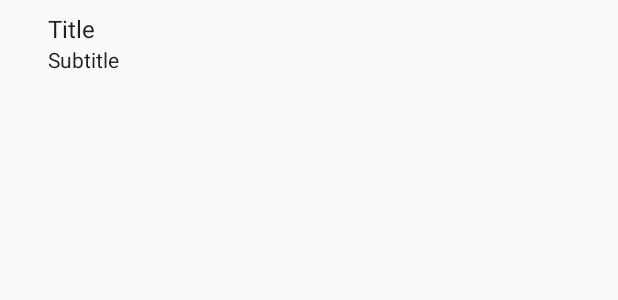
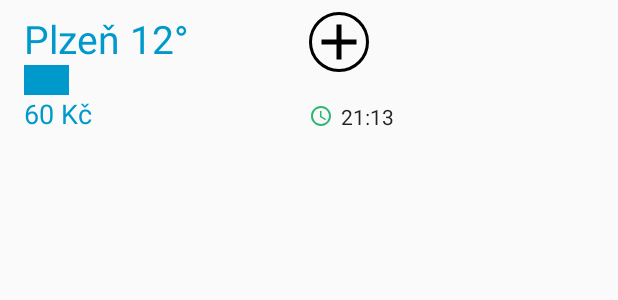
Before and after one commit to Frantasad/AlcoCnt, an Android app: the layout drinks_list_item.xml on its own in the app's theme, with its tools: preview values and no code run, on a phone screen of 412 x 824 dp. Shown: the top 300 px of the screen. Run offline under Robolectric (Android 15) with nearby library versions, the phone set to English and light mode, and no system bars.

Commit message:
added drink_list_item

```diff
--- a/app/src/main/res/drawable/drink_count_button.xml
+++ b/app/src/main/res/drawable/drink_count_button.xml
@@ -1,4 +1,8 @@
 <?xml version="1.0" encoding="utf-8"?>
-<selector xmlns:android="http://schemas.android.com/apk/res/android">
-
-</selector>
+<shape
+    xmlns:android="http://schemas.android.com/apk/res/android"
+    android:shape="oval">
+    <stroke
+        android:width="2dp"
+        android:color="#000000"/>
+</shape>
--- a/app/src/main/res/layout/drinks_list_item.xml
+++ b/app/src/main/res/layout/drinks_list_item.xml
@@ -1,40 +1,99 @@
 <?xml version="1.0" encoding="utf-8"?>
-<LinearLayout
-    xmlns:android="http://schemas.android.com/apk/res/android"
+<LinearLayout xmlns:android="http://schemas.android.com/apk/res/android"
+    xmlns:app="http://schemas.android.com/apk/res-auto"
     xmlns:tools="http://schemas.android.com/tools"
-    android:layout_width="wrap_content"
+    android:layout_width="match_parent"
     android:layout_height="wrap_content"
-    android:paddingEnd="?android:attr/listPreferredItemPaddingEnd"
+    android:minHeight="?attr/listPreferredItemHeight"
+    android:orientation="horizontal"
     android:paddingStart="?android:attr/listPreferredItemPaddingStart"
-    android:minHeight="?attr/listPreferredItemHeight"
-    android:orientation="horizontal">
+    android:paddingEnd="?android:attr/listPreferredItemPaddingEnd">
 
-    <RelativeLayout
-        android:layout_width="match_parent"
+    <LinearLayout
+        android:layout_width="0dp"
+        android:layout_weight="0.5"
         android:layout_height="wrap_content"
-        android:layout_gravity="center_vertical"
-        android:paddingEnd="?android:attr/listPreferredItemPaddingEnd"
-        android:paddingStart="?android:attr/listPreferredItemPaddingStart"
-        android:minHeight="?attr/listPreferredItemHeight"
-        android:mode="twoLine">
+        android:layout_marginTop="8dp"
+        android:layout_marginBottom="4dp"
+        android:orientation="vertical">
 
         <TextView
-            android:id="@+id/name"
-            android:layout_width="match_parent"
+            android:id="@+id/drinkTitle"
+            android:layout_width="wrap_content"
             android:layout_height="wrap_content"
-            android:layout_marginTop="8dp"
-            android:textAppearance="?attr/textAppearanceListItem"
-            tools:text="Title"/>
+            android:textSize="26sp"
+            android:textColor="@android:color/holo_blue_dark"
+            android:singleLine="true"
+            android:ellipsize="end"
+            tools:text="Plzeň 12°" />
+
+        <View
+            android:layout_width="30dp"
+            android:layout_height="20dp"
+            android:background="@android:color/holo_blue_dark"/>
 
         <TextView
-            android:id="@+id/surname"
-            android:layout_width="match_parent"
+            android:id="@+id/drinkPrice"
+            android:layout_width="wrap_content"
             android:layout_height="wrap_content"
-            android:layout_below="@id/name"
-            android:layout_alignStart="@id/name"
+            android:textSize="18sp"
+            android:textColor="@android:color/holo_blue_dark"
+            android:singleLine="true"
+            android:ellipsize="end"
+            tools:text="60 Kč" />
+    </LinearLayout>
+
+    <androidx.constraintlayout.widget.ConstraintLayout
+        android:layout_width="0dp"
+        android:layout_height="wrap_content"
+        android:layout_marginTop="8dp"
+        android:layout_marginBottom="4dp"
+        android:layout_weight="0.5"
+        android:orientation="vertical">
+
+
+        <TextView
+            android:id="@+id/drinkCount"
+            android:layout_width="70dp"
+            android:layout_height="60dp"
+            android:drawablePadding="5dp"
+            android:gravity="center"
+            android:textAlignment="center"
             android:textAppearance="?attr/textAppearanceListItemSecondary"
-            tools:text="Subtitle"/>
+            android:textSize="40sp"
+            app:layout_constraintEnd_toStartOf="@+id/countPlus"
+            tools:layout_editor_absoluteY="2dp"
+            tools:text="10" />
 
-    </RelativeLayout>
+        <Button
+            android:id="@+id/countMinus"
+            android:layout_width="40dp"
+            android:layout_height="40dp"
+            android:background="@drawable/drink_count_button"
+            android:foreground="@drawable/ic_remove_black_24dp"
+            app:layout_constraintEnd_toStartOf="@+id/drinkCount"
+            tools:layout_editor_absoluteY="16dp" />
+
+        <Button
+            android:id="@+id/countPlus"
+            android:layout_width="40dp"
+            android:layout_height="40dp"
+            android:background="@drawable/drink_count_button"
+            android:foreground="@drawable/ic_add_black_24dp"
+            tools:layout_editor_absoluteX="146dp"
+            tools:layout_editor_absoluteY="16dp" />
+
+        <TextView
+            android:id="@+id/lastAdded"
+            android:layout_width="wrap_content"
+            android:layout_height="wrap_content"
+            android:drawableStart="@drawable/ic_access_time_green_16dp"
+            android:drawablePadding="5dp"
+            android:textAppearance="?attr/textAppearanceListItemSecondary"
+            app:layout_constraintTop_toBottomOf="@+id/drinkCount"
+            tools:layout_editor_absoluteX="76dp"
+            tools:text="21:13" />
+
+    </androidx.constraintlayout.widget.ConstraintLayout>
 
 </LinearLayout>
```
